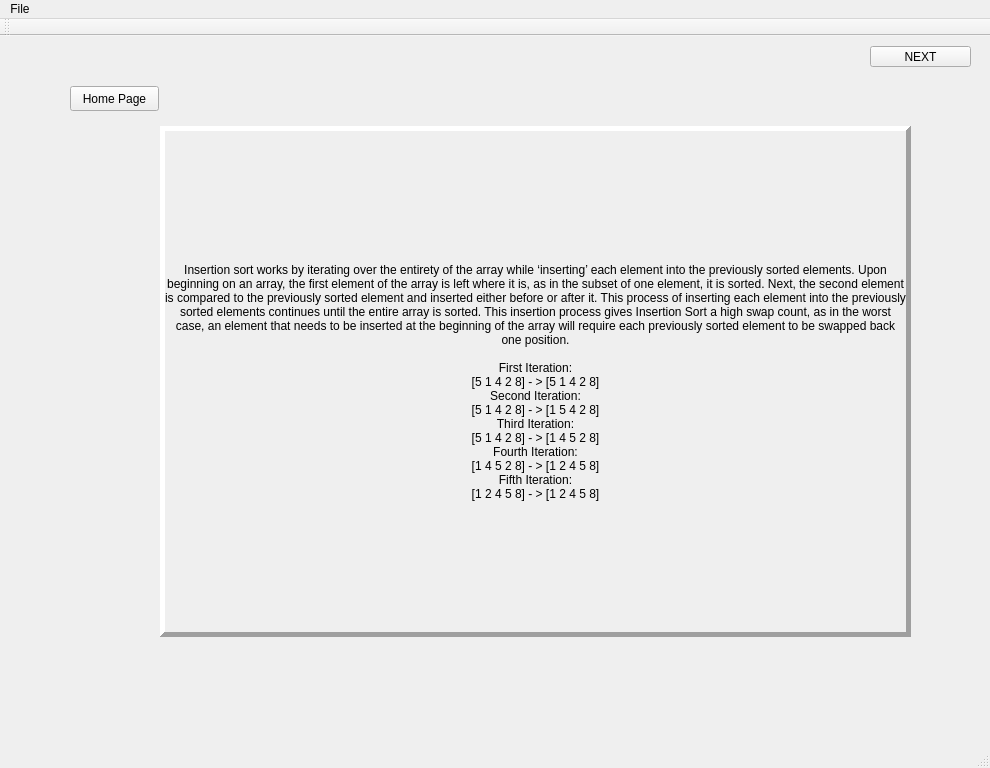
Old version of the form mainwindow.ui in the repository JonWiggins/SortingAlgorithmGame.
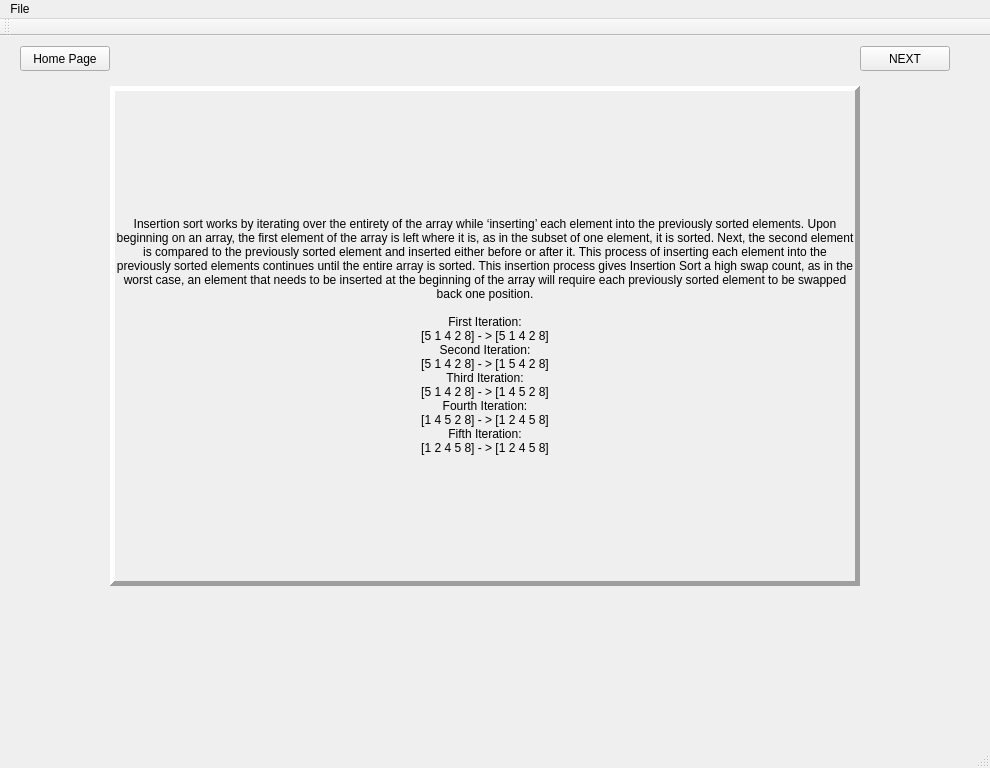
New version of the form. The open tabs and pages were chosen to show the change.

Commit message: standardized all of the things in the next windows

```diff
--- a/mainwindow.ui
+++ b/mainwindow.ui
@@ -19,8 +19,8 @@
      <rect>
       <x>10</x>
       <y>0</y>
-      <width>971</width>
-      <height>711</height>
+      <width>950</width>
+      <height>700</height>
      </rect>
     </property>
     <widget class="QWidget" name="HomePage">
@@ -173,9 +173,9 @@
      <widget class="QPushButton" name="Home_3">
       <property name="geometry">
        <rect>
-        <x>60</x>
-        <y>50</y>
-        <width>89</width>
+        <x>10</x>
+        <y>10</y>
+        <width>90</width>
         <height>25</height>
        </rect>
       </property>
@@ -186,10 +186,10 @@
      <widget class="QPushButton" name="NextButton_2">
       <property name="geometry">
        <rect>
-        <x>860</x>
+        <x>850</x>
         <y>10</y>
-        <width>101</width>
-        <height>21</height>
+        <width>90</width>
+        <height>25</height>
        </rect>
       </property>
       <property name="text">
@@ -199,10 +199,10 @@
      <widget class="QLabel" name="insertionLabel">
       <property name="geometry">
        <rect>
-        <x>150</x>
-        <y>90</y>
-        <width>751</width>
-        <height>511</height>
+        <x>100</x>
+        <y>50</y>
+        <width>750</width>
+        <height>500</height>
        </rect>
       </property>
       <property name="frameShape">
```
Left out of the diff: 54 changed lines with no effect on the pictures.
